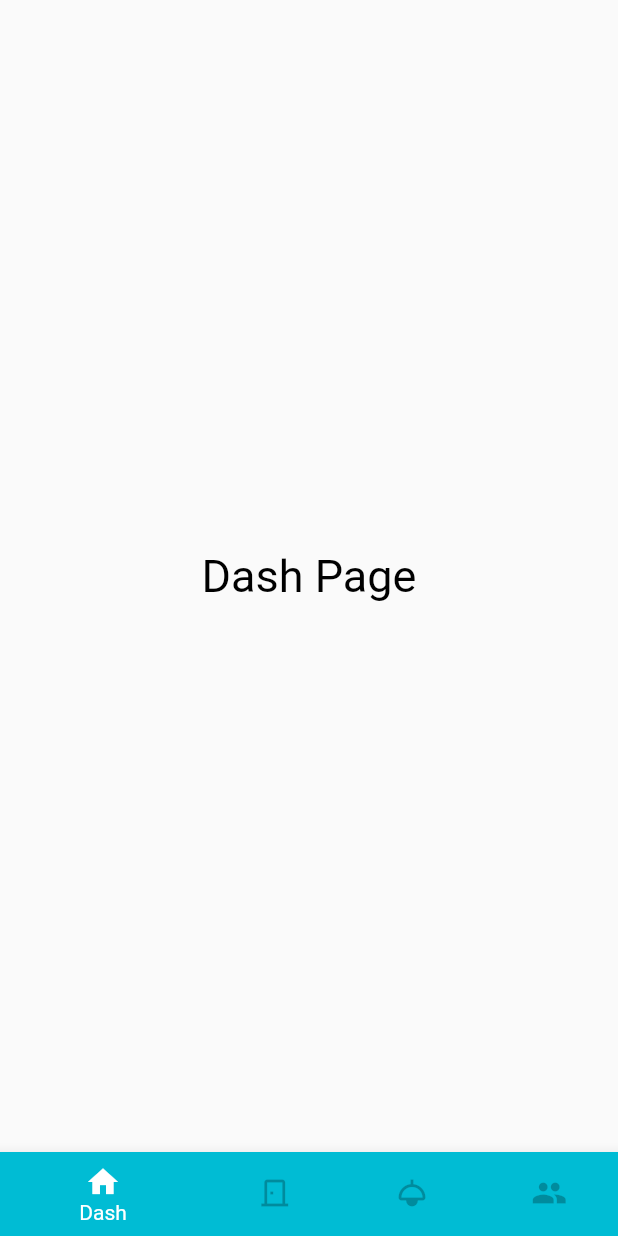
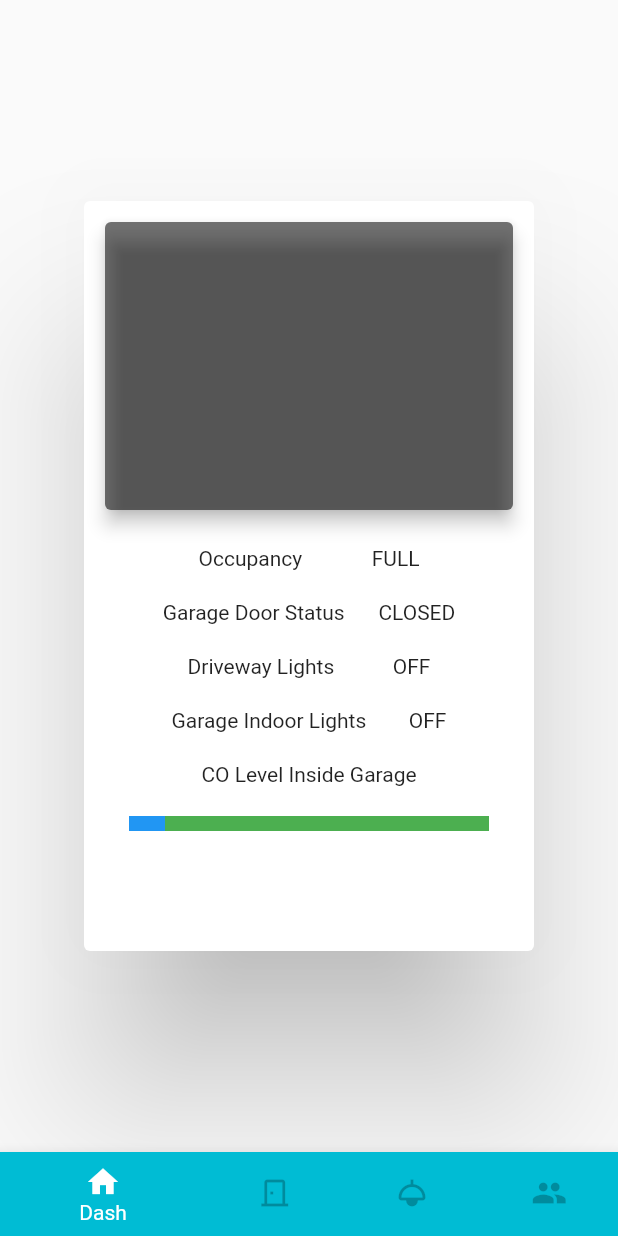
Before and after one commit to jashanpreet-singh-99/smart_garage, a Flutter app: the screen it shows after launch, after a tap on "Sign up", on a phone screen of 412 x 824 dp. Run offline on Flutter 3.47's test engine with Material 2 defaults, Android fonts, the light colour scheme and no system bars; network calls fail.

Commit message:
FEAT: UI elements and the getData functions, Changed to Stateful widget
Since the state is now required to be maintained, converted from stateless to stateful widget. Added the getDoorStatus() and getDrivewayLights(). Defined most of the Ui elements such as the TextViews and the linear progressBar.

```diff
--- a/lib/activities/home_screen.dart
+++ b/lib/activities/home_screen.dart
@@ -19,7 +19,7 @@ class HomeScreen extends StatefulWidget {
 
 class _HomeScreenState extends State<HomeScreen> {
   var currentTabs = [
-    DashPage(),
+    const DashPage(),
     DoorPage(),
     LightingPage(),
     UserPage(),
--- a/lib/activities/home_screen/dash_page.dart
+++ b/lib/activities/home_screen/dash_page.dart
@@ -1,17 +1,163 @@
 import 'package:flutter/material.dart';
-import 'package:flutter/widgets.dart';
+import 'package:http/http.dart' as http;
+import 'package:smart_garage/utils/config.dart';
 
-class DashPage extends StatelessWidget {
+class DashPage extends StatefulWidget {
+  const DashPage({
+    Key? key,
+  }) : super(key: key);
+
+  @override
+  State<DashPage> createState() {
+    return _DashPageState();
+  }
+}
+
+class _DashPageState extends State<DashPage> {
+  String occupancy = "FULL";
+  String garageDoorStatus = "CLOSED";
+  String drivewayLights = "OFF";
+  String garageIndoorLights = "OFF";
+  double coLevel = 0.1;
+
+  void getDoorStatus() async {
+    final uri = Config().testUrlDoor;
+    final headers = {'Content-Type': 'application/json'};
+
+    http.Response response = await http.get(
+      uri,
+      headers: headers,
+    );
+
+    int statusCode = response.statusCode;
+    String responseBody = response.body;
+    print(statusCode);
+    print('RES: .$responseBody.');
+    setState(() {
+      garageDoorStatus = Config().getDoorValue(responseBody[0]);
+    });
+  }
+
+  void getDrivewayLights() async {
+    final uri = Config().testUrlLights;
+    final headers = {'Content-Type': 'application/json', 'Light': 'Light_Ext'};
+
+    http.Response response = await http.get(
+      uri,
+      headers: headers,
+    );
+
+    int statusCode = response.statusCode;
+    String responseBody = response.body;
+    print(statusCode);
+    print('RES: .$responseBody.');
+    setState(() {
+      drivewayLights = Config().getSwitchValue(responseBody[0]);
+    });
+  }
+
+  @override
+  void initState() {
+    super.initState();
+    getDoorStatus();
+    getDrivewayLights();
+  }
+
   @override
   Widget build(BuildContext context) {
     return Scaffold(
-        body: Center(
-            child: Container(
-      alignment: Alignment.center,
-      child: Text(
-        "Dash Page",
-        style: TextStyle(color: Colors.black, fontSize: 30),
+      body: Center(
+        child: Card(
+            elevation: 50,
+            shadowColor: Colors.black,
+            child: SizedBox(
+              width: 300,
+              height: 500,
+              child: Padding(
+                padding: const EdgeInsets.all(10.0),
+                child: Column(
+                  children: [
+                    Container(
+                      alignment: Alignment.center,
+                      child: const SizedBox(
+                        width: 300,
+                        height: 200,
+                        child: Card(
+                          elevation: 5,
+                          shadowColor: Colors.black,
+                          color: Colors.black54,
+                        ),
+                      ),
+                    ),
+                    Padding(
+                      padding: const EdgeInsets.all(10.0),
+                      child: Column(
+                        children: [
+                          Padding(
+                            padding: const EdgeInsets.all(10.0),
+                            child: Row(
+                              mainAxisAlignment: MainAxisAlignment.spaceEvenly,
+                              children: [
+                                const Text('Occupancy'),
+                                Text(occupancy),
+                              ],
+                            ),
+                          ),
+                          Padding(
+                            padding: const EdgeInsets.all(10.0),
+                            child: Row(
+                              mainAxisAlignment: MainAxisAlignment.spaceEvenly,
+                              children: [
+                                const Text('Garage Door Status'),
+                                Text(garageDoorStatus),
+                              ],
+                            ),
+                          ),
+                          Padding(
+                            padding: const EdgeInsets.all(10.0),
+                            child: Row(
+                              mainAxisAlignment: MainAxisAlignment.spaceEvenly,
+                              children: [
+                                const Text('Driveway Lights'),
+                                Text(drivewayLights),
+                              ],
+                            ),
+                          ),
+                          Padding(
+                            padding: const EdgeInsets.all(10.0),
+                            child: Row(
+                              mainAxisAlignment: MainAxisAlignment.spaceEvenly,
+                              children: [
+                                const Text('Garage Indoor Lights'),
+                                Text(garageIndoorLights),
+                              ],
+                            ),
+                          ),
+                          Padding(
+                            padding: const EdgeInsets.all(10.0),
+                            child: Row(
+                              mainAxisAlignment: MainAxisAlignment.spaceEvenly,
+                              children: const [
+                                Text('CO Level Inside Garage'),
+                              ],
+                            ),
+                          ),
+                          Padding(
+                            padding: const EdgeInsets.all(10.0),
+                            child: LinearProgressIndicator(
+                              minHeight: 10,
+                              value: coLevel,
+                              backgroundColor: Colors.green,
+                            ),
+                          ),
+                        ],
+                      ),
+                    ),
+                  ],
+                ),
+              ),
+            )),
       ),
-    )));
+    );
   }
 }
```
